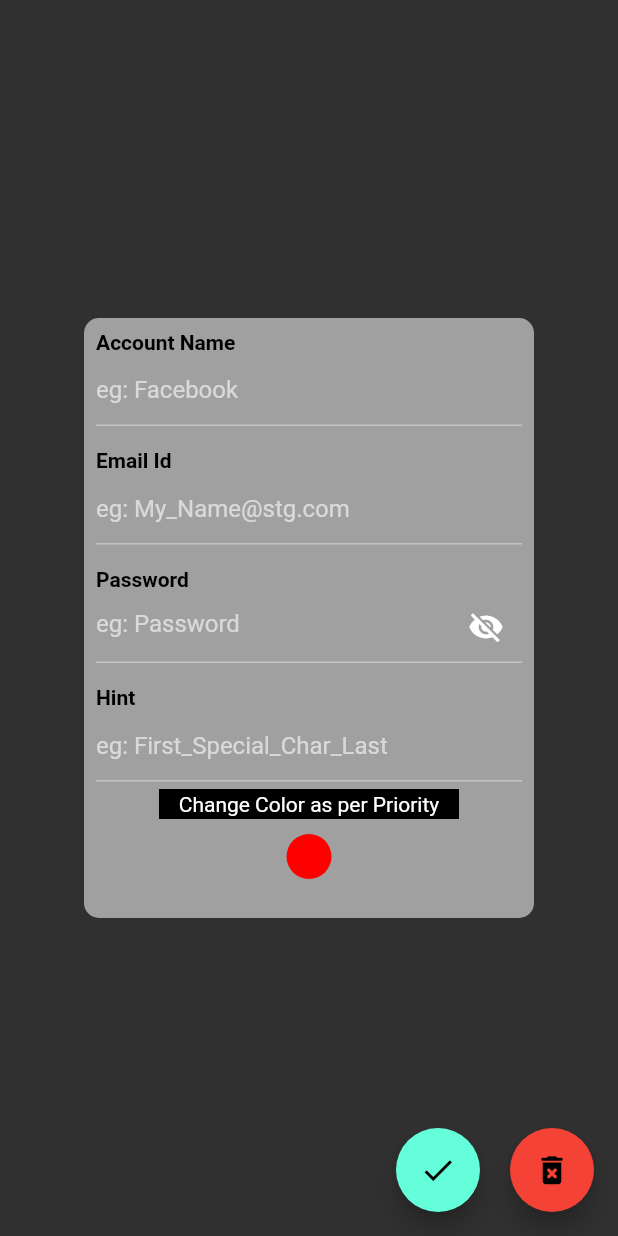
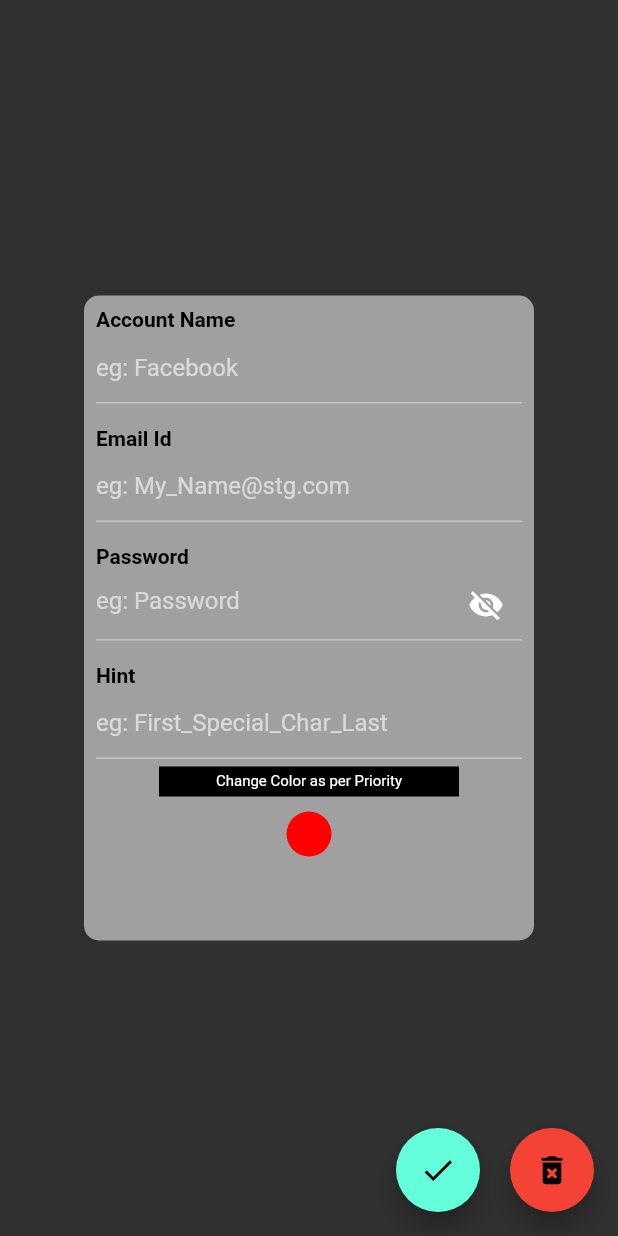
Before and after one commit to stg17reigns/Pass-Keyper, a Flutter app: the EditPage screen opened by its route, on a phone screen of 412 x 824 dp. Run offline on Flutter 3.47's test engine with Material 2 defaults, Android fonts, the phone set to English and light mode, and no system bars; our stand-ins replace custom_navigation_bar, flutter_colorpicker, get, hive, hive_flutter; missing offline and left inert: email_launcher; accounts and stored records are empty.

Commit message:
editpage commit

```diff
--- a/pass_keyper/lib/Pages/edit_page.dart
+++ b/pass_keyper/lib/Pages/edit_page.dart
@@ -48,7 +48,7 @@ class EditPage extends StatelessWidget {
     return Scaffold(
       body: Center(
         child: Container(
-          height: 400,
+          height: 430,
           width: 300,
           decoration: BoxDecoration(
             color: Colors.white54,
@@ -149,7 +149,10 @@ class EditPage extends StatelessWidget {
                         width: 200,
                         color: Colors.black,
                         child: const Center(
-                          child: Text('Change Color as per Priority'),
+                          child: Text(
+                            'Change Color as per Priority',
+                            style: TextStyle(fontSize: 10),
+                          ),
                         ),
                       ),
                     ),
```
